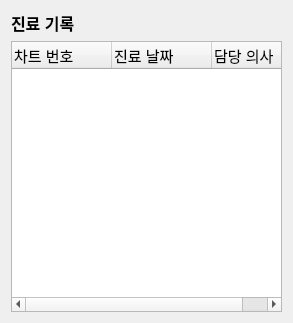
Qt form pms/PatientManagementSW/medicalrecordmanager.ui (KimYooseon/FinalProject) before a commit.
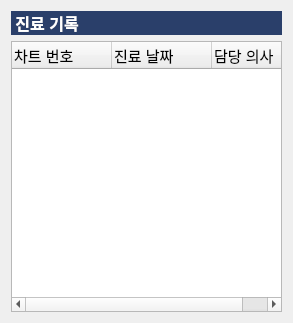
The same form after that commit.

Patch:
```diff
--- a/pms/PatientManagementSW/medicalrecordmanager.ui
+++ b/pms/PatientManagementSW/medicalrecordmanager.ui
@@ -24,8 +24,12 @@
          <bold>true</bold>
         </font>
        </property>
+       <property name="styleSheet">
+        <string notr="true">background-color: rgb(42, 63, 106);
+color: rgb(255, 255, 255);</string>
+       </property>
        <property name="text">
-        <string>진료 기록</string>
+        <string> 진료 기록</string>
        </property>
       </widget>
      </item>
```
